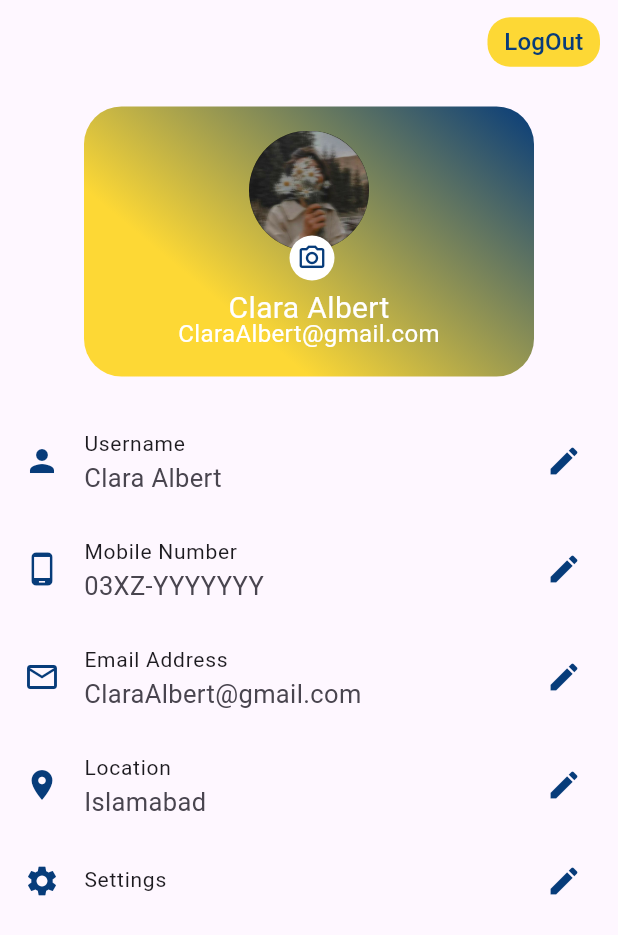
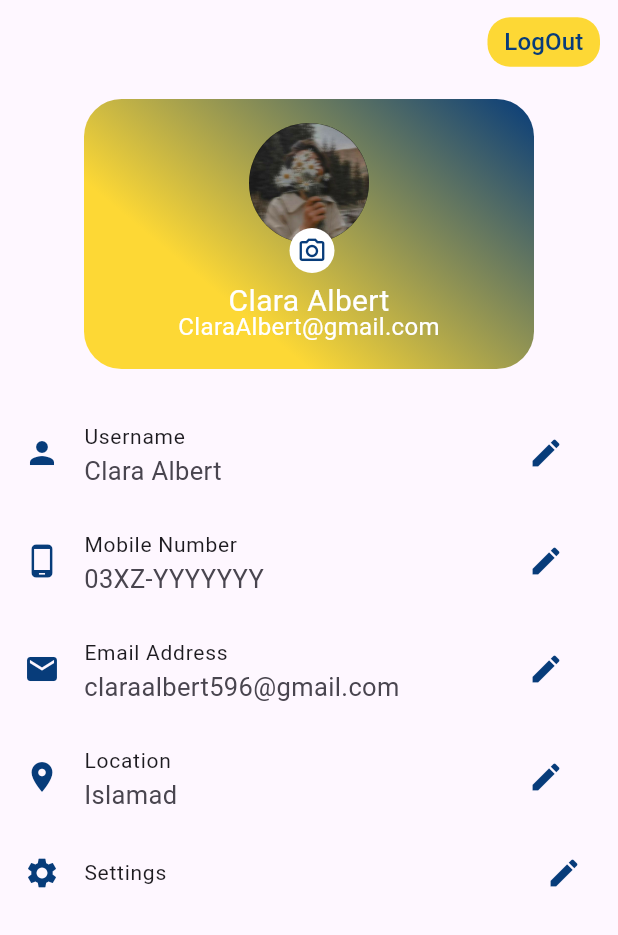
Before and after one commit to shamylkashif/E-commerce_InternIntelligence, a Flutter app: the MyProfile screen opened directly, on a phone screen of 412 x 824 dp. Shown: the top 935 px of the screen. Run offline on Flutter 3.47's test engine with Material 3 defaults, Android fonts, the phone set to English and light mode, and no system bars; our stand-ins replace carousel_slider, cloud_firestore, curved_navigation_bar, firebase_auth, firebase_core, shared_preferences; accounts and stored records are empty.

Commit message:
commit and push

```diff
--- a/lib/my_account.dart
+++ b/lib/my_account.dart
@@ -35,9 +35,10 @@ class _MyProfileState extends State<MyProfile> {
             ),
           ],
         ),
-         body: Column(
+        body: SingleChildScrollView(
+           child: Column(
             children: [
-             SizedBox(height: 15,),
+              SizedBox(height: 10,),
               Center(
                 child: Container(
                   height: 180,
@@ -114,54 +115,22 @@ class _MyProfileState extends State<MyProfile> {
                SizedBox(height: 20,),
               Column(
                 children: [
-                 ListTile(
-                   leading:Icon(Icons.person, color: blue,) ,
-                   title: Text(
-                     'Username', style: TextStyle(fontSize: 14, ),
-                   ),
-                   subtitle: Text(
-                     'Clara Albert', style: TextStyle(fontSize: 17,),
-                   ),
-                   trailing: InkWell(
-                       onTap: (){},
-                       child: Icon(Icons.edit, color: blue,)),
-                 ),
-                 ListTile(
-                   leading:Icon(Icons.phone_android, color: blue,) ,
-                   title: Text(
-                     'Mobile Number', style: TextStyle(fontSize: 14, ),
-                   ),
-                   subtitle: Text(
-                     '03XZ-YYYYYYY', style: TextStyle(fontSize: 17,),
-                   ),
-                   trailing: InkWell(
-                       onTap: (){},
-                       child: Icon(Icons.edit, color: blue,)),
-                 ),
-                 ListTile(
-                   leading:Icon(Icons.email_outlined, color: blue,) ,
-                   title: Text(
-                     'Email Address', style: TextStyle(fontSize: 14, ),
-                   ),
-                   subtitle: Text(
-                     'ClaraAlbert@gmail.com', style: TextStyle(fontSize: 17,),
-                   ),
-                   trailing: InkWell(
-                       onTap: (){},
-                       child: Icon(Icons.edit, color: blue,)),
-                 ),
-                 ListTile(
-                   leading:Icon(Icons.location_on, color: blue,) ,
-                   title: Text(
-                     'Location', style: TextStyle(fontSize: 14, ),
-                   ),
-                   subtitle: Text(
-                     'Islamabad', style: TextStyle(fontSize: 17,),
-                   ),
-                   trailing: InkWell(
-                       onTap: (){},
-                       child: Icon(Icons.edit, color: blue,)),
-                 ),
+                  EditableProfileTile(
+                      title: 'Username',
+                      value: 'Clara Albert',
+                      icons: Icons.person),
+                  EditableProfileTile(
+                      title: 'Mobile Number',
+                      value: '03XZ-YYYYYYY',
+                      icons: Icons.phone_android),
+                  EditableProfileTile(
+                      title: 'Email Address',
+                      value: 'claraalbert596@gmail.com',
+                      icons: Icons.email),
+                  EditableProfileTile(
+                      title: 'Location',
+                      value: 'Islamad',
+                      icons: Icons.location_on),
                   ListTile(
                     leading:Icon(Icons.settings, color: blue,) ,
                     title: Text(
@@ -177,6 +146,58 @@ class _MyProfileState extends State<MyProfile> {
               ),
             ],
           ),
+        ),
           );
   }
 }
+
+
+class EditableProfileTile extends StatefulWidget {
+  final String title;
+  final String value;
+  final IconData icons;
+
+  const EditableProfileTile({
+    Key? key,
+    required this.title,
+    required this.value,
+    required this.icons,
+  }) : super(key: key)  ;
+
+  @override
+  State<EditableProfileTile> createState() => _EditableProfileTileState();
+}
+
+class _EditableProfileTileState extends State<EditableProfileTile> {
+
+  bool isEditing = false;
+  late TextEditingController _controller;
+  @override
+
+  void initState(){
+    super.initState();
+    _controller = TextEditingController(text: widget.value);
+  }
+
+  Widget build(BuildContext context) {
+    return ListTile(
+      leading: Icon(widget.icons, color: blue),
+      title: Text(widget.title, style: TextStyle(fontSize: 14)),
+      subtitle: isEditing
+          ? TextField(
+        controller: _controller,
+        autofocus: true, // Automatically focus on the text field
+        decoration: InputDecoration(hintText: 'Enter ${widget.title}'),
+      )
+          : Text(_controller.text, style: TextStyle(fontSize: 17)),
+      trailing: IconButton(
+        icon: Icon(isEditing ? Icons.check : Icons.edit, color: blue),
+        onPressed: () {
+          setState(() {
+            isEditing = !isEditing;
+          });
+        },
+      ),
+    );
+  }
+}
--- a/pubspec.yaml
+++ b/pubspec.yaml
@@ -42,6 +42,7 @@ dependencies:
   cloud_firestore:
   firebase_storage:
   shared_preferences:
+  image_picker: ^1.1.2
 
 
   # The following adds the Cupertino Icons font to your application.
```
Also changed, not shown: pubspec.lock. Lines whose indentation alone changed are shown as unchanged.
